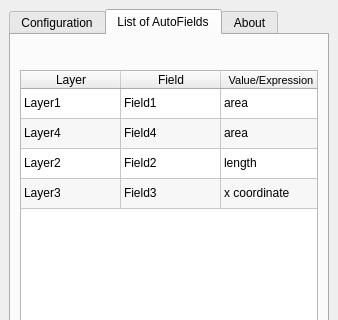
This is Ui_AutoFields_dock.ui in gacarrillor/AutoFields as Qt 5 draws it before an edit; both pictures show x 0 to 338 and y 0 to 320 of the 338 by 535 pixel window. The edited form follows.
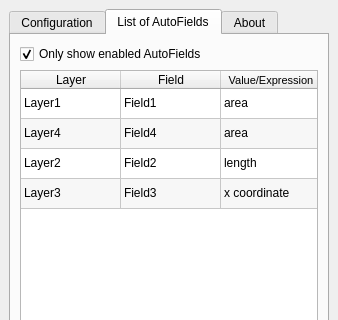
This is the edited form. The open tabs and pages were chosen to show the change. Icons and pictures are not drawn.

Commit message: AutoFields list: Add checkbox to filter (only show enabled AutoFields) the list of AutoFields.

```diff
--- a/Ui_AutoFields_dock.ui
+++ b/Ui_AutoFields_dock.ui
@@ -617,6 +617,16 @@
        <layout class="QVBoxLayout" name="verticalLayout">
         <item>
          <layout class="QHBoxLayout" name="horizontalLayout_3">
+          <item>
+           <widget class="QCheckBox" name="chkOnlyEnabledAutoFields">
+            <property name="text">
+             <string>Only show enabled AutoFields</string>
+            </property>
+            <property name="checked">
+             <bool>true</bool>
+            </property>
+           </widget>
+          </item>
           <item>
            <spacer name="horizontalSpacer_3">
             <property name="orientation">
```
The commit also changes 3 other files.
